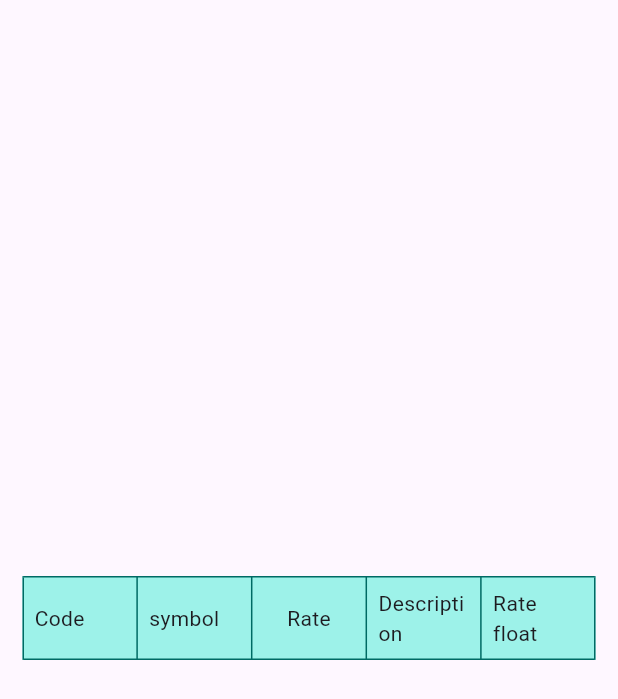
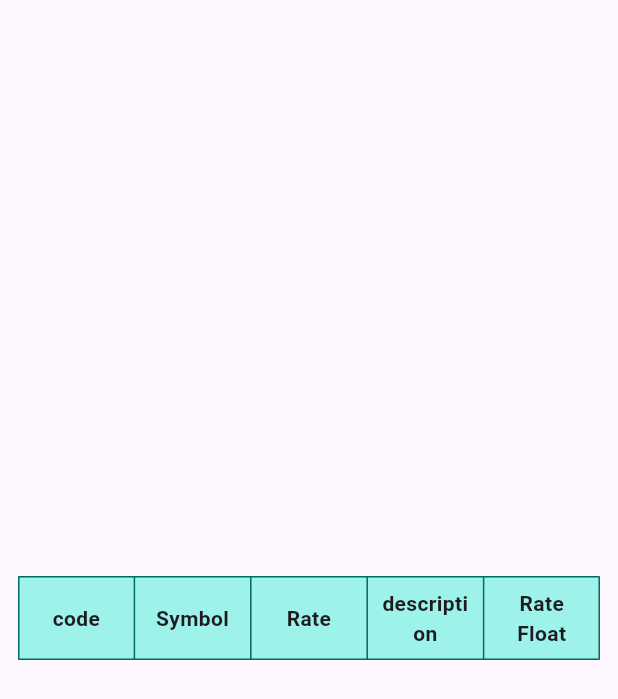
Before and after one commit to mahasachan/coin_desk, a Flutter app: the CoinDesk widget shown alone on an empty page, opened directly with empty values, on a phone screen of 412 x 824 dp. Shown: the top 699 px of the screen. Run offline on Flutter 3.47's test engine with Material 3 defaults, Android fonts, the light colour scheme and no system bars; network calls fail.

Commit message:
refactor code coinDesk widget & services

```diff
--- /dev/null
+++ b/devtools_options.yaml
@@ -0,0 +1 @@
+extensions:
--- a/lib/controller/bitcoin_provider.dart
+++ b/lib/controller/bitcoin_provider.dart
@@ -1,23 +1,21 @@
 // import 'package:coin_desk/models/bitcoin.dart';
-import 'package:coin_desk/models/bitcoin_price_index.dart';
+// import 'package:coin_desk/models/bitcoin_price_index.dart';
+import 'package:coin_desk/models/bitcoin_rate.dart';
 import 'package:coin_desk/services/bitcoin.dart';
 import 'package:flutter/material.dart';
 
 class BitcoinDataProvider extends ChangeNotifier {
   BitcoinDataProvider() {
-    // futureBitcoinData = _fetchBitcoinData();
-    // futureBitcoinItems = _fetchBitcoinPriceIndexData();
     _loadBitcoinData();
   }
   // late Future<BitcoinData> futureBitcoinData;
   final BitcoinService _bitcoinService = BitcoinService();
-  late Future<List<BitcoinPriceIndexV2>> futureBitcoinItems;
-  List<BitcoinPriceIndexV2> _cachedBitcoinData = [];
+  late Future<List<BitcoinRate>> futureBitcoinItems;
+  List<BitcoinRate> _cachedBitcoinData = [];
 
   Future<void> _loadBitcoinData() async {
     try {
       if (_cachedBitcoinData.isEmpty) {
-        // _cachedBitcoinData = await _bitcoinService.fetchBitcoinPriceData();
         futureBitcoinItems = _bitcoinService.fetchBitcoinPriceData();
         _cachedBitcoinData = await futureBitcoinItems;
         notifyListeners();
@@ -34,25 +32,4 @@ class BitcoinDataProvider extends ChangeNotifier {
     _cachedBitcoinData.clear();
     await _loadBitcoinData();
   }
-
-  // Future<List<BitcoinPriceIndexV2>> _fetchBitcoinPriceIndexData() async {
-  //   try {
-  //     if (_cachedBitcoinData.isNotEmpty) {
-  //       return _cachedBitcoinData;
-  //     } else {
-  //       _cachedBitcoinData = await BitcoinService().fetchBitcoinPriceData();
-  //       return _cachedBitcoinData;
-  //     }
-  //   } catch (err) {
-  //     throw Exception('Failed to load Bitcoin data');
-  //   }
-  // }
-
-  // Future<BitcoinData> _fetchBitcoinData() async {
-  //   try {
-  //     return BitcoinService().fetchBitcoinData();
-  //   } catch (err) {
-  //     throw Exception('Failed to load Bitcoin data');
-  //   }
-  // }
 }
--- a/lib/models/bitcoin_price_index.dart
+++ b/lib/models/bitcoin_price_index.dart
@@ -20,17 +20,17 @@
 //   }
 // }
 
-class BitcoinPriceIndexV2 {
-  BitcoinPriceIndexV2(
-      {required this.code,
-      required this.symbol,
-      required this.description,
-      required this.rate,
-      required this.rateFloat});
+// class BitcoinPriceIndexV2 {
+//   BitcoinPriceIndexV2(
+//       {required this.code,
+//       required this.symbol,
+//       required this.description,
+//       required this.rate,
+//       required this.rateFloat});
 
-  final String code;
-  final String symbol;
-  final String description;
-  final double rateFloat;
-  final String rate;
-}
+//   final String code;
+//   final String symbol;
+//   final String description;
+//   final double rateFloat;
+//   final String rate;
+// }
--- a/lib/services/bitcoin.dart
+++ b/lib/services/bitcoin.dart
@@ -1,50 +1,29 @@
 import 'dart:convert';
 // import 'package:coin_desk/models/bitcoin.dart';
-import 'package:coin_desk/models/bitcoin_price_index.dart';
+// import 'package:coin_desk/models/bitcoin_price_index.dart';
+import 'package:coin_desk/models/bitcoin_rate.dart';
 import 'package:http/http.dart' as http;
 
 class BitcoinService {
-  // Future<BitcoinData> fetchBitcoinData() async {
-  //   final url = Uri.parse('https://api.coindesk.com/v1/bpi/currentprice.json');
-  //   final response =
-  //       await http.get(url, headers: {"content-type": "application/json"});
-
-  //   if (response.statusCode == 200) {
-  //     return BitcoinData.fromJson(jsonDecode(response.body));
-  //   } else {
-  //     throw Exception('Failed to load Bitcoin data');
-  //   }
-  // }
-
-  Future<List<BitcoinPriceIndexV2>> fetchBitcoinPriceData() async {
-    List<BitcoinPriceIndexV2> bitcoinItemsV3 = [];
+  Future<List<BitcoinRate>> fetchBitcoinPriceData() async {
+    List<BitcoinRate> bitcoinItems = [];
     final url = Uri.parse('https://api.coindesk.com/v1/bpi/currentprice.json');
     final response =
         await http.get(url, headers: {"content-type": "application/json"});
 
     if (response.statusCode == 200) {
       final Map<String, dynamic> listDataBitcoin = jsonDecode(response.body);
-      for (final item in listDataBitcoin.entries) {
-        if (item.key == "bpi") {
-          final Map<String, dynamic> bpi = item.value;
-          for (final bpiItem in bpi.entries) {
-            // final Map<String, dynamic> currency = bpiItem.value;
-            // final String code = currency['code'];
-            // final String symbol = currency['symbol'];
-            // final String rate = currency['rate'];
-            // final String description = currency['description'];
-            // final double rateFloat = currency['rate_float'];
-            bitcoinItemsV3.add(BitcoinPriceIndexV2(
-                code: bpiItem.value['code'],
-                rate: bpiItem.value['rate'],
-                symbol: bpiItem.value['symbol'],
-                description: bpiItem.value['description'],
-                rateFloat: bpiItem.value['rate_float']));
-          }
-        }
-      }
-      return bitcoinItemsV3;
-      // return BitcoinData.fromJson(jsonDecode(response.body));
+      final bitcoinPriceIndexItems =
+          listDataBitcoin.entries.firstWhere((element) => element.key == "bpi");
+      bitcoinPriceIndexItems.value.entries.forEach((element) {
+        bitcoinItems.add(BitcoinRate(
+            code: element.value['code'],
+            rate: element.value['rate'],
+            symbol: element.value['symbol'],
+            description: element.value['description'],
+            rateFloat: element.value['rate_float']));
+      });
+      return bitcoinItems;
     } else {
       throw Exception('Failed to load Bitcoin data');
     }
--- a/lib/view/homepage.dart
+++ b/lib/view/homepage.dart
@@ -1,6 +1,7 @@
 import 'package:coin_desk/controller/bitcoin_provider.dart';
 // import 'package:coin_desk/models/bitcoin.dart';
-import 'package:coin_desk/models/bitcoin_price_index.dart';
+// import 'package:coin_desk/models/bitcoin_price_index.dart';
+import 'package:coin_desk/models/bitcoin_rate.dart';
 import 'package:coin_desk/widgets/coin_desk.dart';
 import 'package:flutter/material.dart';
 import 'package:provider/provider.dart';
@@ -13,7 +14,7 @@ class MyHomePage extends StatefulWidget {
 }
 
 class _MyHomePageState extends State<MyHomePage> {
-  late Future<List<BitcoinPriceIndexV2>> futureBitcoinItems;
+  late Future<List<BitcoinRate>> futureBitcoinItems;
 
   // @override
   // void initState() {
--- a/lib/widgets/coin_desk.dart
+++ b/lib/widgets/coin_desk.dart
@@ -1,22 +1,18 @@
-import 'package:coin_desk/models/bitcoin_price_index.dart';
+// import 'package:coin_desk/models/bitcoin_price_index.dart';
+import 'package:coin_desk/models/bitcoin_rate.dart';
 import 'package:flutter/material.dart';
 import 'package:intl/intl.dart';
 
 class CoinDesk extends StatelessWidget {
   const CoinDesk({super.key, required this.bitcoinData});
 
-  final List<BitcoinPriceIndexV2> bitcoinData;
-
-  String _formatCurrency(String codeName) {
-    var fomat = NumberFormat.compactSimpleCurrency(name: codeName);
-    return fomat.currencySymbol;
-  }
+  final List<BitcoinRate> bitcoinData;
 
   @override
   Widget build(BuildContext context) {
     return Center(
       child: Padding(
-        padding: const EdgeInsets.all(15.0),
+        padding: const EdgeInsets.all(12),
         child: SingleChildScrollView(
           child: Table(
             border: TableBorder.all(
@@ -29,78 +25,40 @@ class CoinDesk extends StatelessWidget {
                   color: Theme.of(context).colorScheme.primaryContainer,
                 ),
                 children: const [
-                  TableCell(
-                    verticalAlignment: TableCellVerticalAlignment.middle,
-                    child: Padding(
-                      padding: EdgeInsets.all(8.0),
-                      child: Text('Code'),
-                    ),
+                  TableCellStyle(
+                    title: 'code',
+                    textAlign: TextAlign.left,
                   ),
-                  TableCell(
-                    verticalAlignment: TableCellVerticalAlignment.middle,
-                    child: Padding(
-                      padding: EdgeInsets.all(8.0),
-                      child: Text('symbol'),
-                    ),
+                  TableCellStyle(
+                    title: 'Symbol',
                   ),
-                  TableCell(
-                    verticalAlignment: TableCellVerticalAlignment.middle,
-                    child: Padding(
-                      padding: EdgeInsets.all(8.0),
-                      child: Center(child: Text('Rate')),
-                    ),
+                  TableCellStyle(
+                    title: 'Rate',
                   ),
-                  TableCell(
-                    verticalAlignment: TableCellVerticalAlignment.middle,
-                    child: Padding(
-                      padding: EdgeInsets.all(8.0),
-                      child: Center(child: Text('Description')),
-                    ),
-                  ),
-                  TableCell(
-                    verticalAlignment: TableCellVerticalAlignment.middle,
-                    child: Padding(
-                      padding: EdgeInsets.all(8.0),
-                      child: Center(child: Text('Rate float')),
-                    ),
+                  TableCellStyle(title: 'description'),
+                  TableCellStyle(
+                    title: 'Rate Float',
                   ),
                 ],
               ),
               ...List.generate(
                 bitcoinData.length,
                 (index) => TableRow(children: [
-                  Padding(
-                    padding: const EdgeInsets.all(8.0),
-                    child: Text(bitcoinData[index].code),
+                  TextInRow(
+                    bitcoinValueStr: bitcoinData[index].code,
+                    textAlign: TextAlign.left,
                   ),
-                  Padding(
-                    padding: const EdgeInsets.all(8.0),
-                    child: Text(_formatCurrency(bitcoinData[index].code)),
+                  TextInRow(
+                    bitcoinValueStr: _formatCurrency(bitcoinData[index].code),
                   ),
-                  Padding(
-                    padding: const EdgeInsets.all(8.0),
-                    child: Center(
-                      child: Text(
-                        bitcoinData[index].rate,
-                        textAlign: TextAlign.center,
-                      ),
-                    ),
+                  TextInRow(
+                    bitcoinValueStr: bitcoinData[index].rate,
                   ),
-                  Padding(
-                    padding: const EdgeInsets.all(8.0),
-                    child: Center(
-                      child: Text(bitcoinData[index].description,
-                          textAlign: TextAlign.center),
-                    ),
+                  TextInRow(
+                    bitcoinValueStr: bitcoinData[index].description,
                   ),
-                  Padding(
-                    padding: const EdgeInsets.all(8.0),
-                    child: Center(
-                      child: Text(
-                        bitcoinData[index].rateFloat.toString(),
-                        textAlign: TextAlign.center,
-                      ),
-                    ),
+                  TextInRow(
+                    bitcoinValueStr: bitcoinData[index].rateFloat.toString(),
                   ),
                 ]),
               ),
@@ -110,4 +68,65 @@ class CoinDesk extends StatelessWidget {
       ),
     );
   }
+
+  String _formatCurrency(String codeName) {
+    var fomat = NumberFormat.compactSimpleCurrency(name: codeName);
+    return fomat.currencySymbol;
+  }
 }
+
+class TextInRow extends StatelessWidget {
+  const TextInRow({
+    super.key,
+    required this.bitcoinValueStr,
+    this.textAlign,
+    this.padding,
+  });
+
+  final String bitcoinValueStr;
+  final TextAlign? textAlign;
+  final EdgeInsets? padding;
+
+  @override
+  Widget build(BuildContext context) {
+    return Padding(
+      padding: padding ?? const EdgeInsets.all(8),
+      child: Text(
+        bitcoinValueStr,
+        textAlign: textAlign ?? TextAlign.center,
+      ),
+    );
+  }
+}
+
+class TableCellStyle extends StatelessWidget {
+  const TableCellStyle(
+      {super.key,
+      required this.title,
+      this.fontWeight,
+      this.textAlign,
+      this.padding,
+      this.verticalAlignment});
+
+  final String title;
+  final FontWeight? fontWeight;
+  final TextAlign? textAlign;
+  final EdgeInsets? padding;
+  final TableCellVerticalAlignment? verticalAlignment;
+
+  @override
+  Widget build(BuildContext context) {
+    return TableCell(
+      verticalAlignment: verticalAlignment ?? TableCellVerticalAlignment.middle,
+      child: Padding(
+        padding: padding ?? const EdgeInsets.all(8.0),
+        child: Center(
+            child: Text(
+          title,
+          style: TextStyle(fontWeight: fontWeight ?? FontWeight.bold),
+          textAlign: textAlign ?? TextAlign.center,
+        )),
+      ),
+    );
+  }
+}
```
